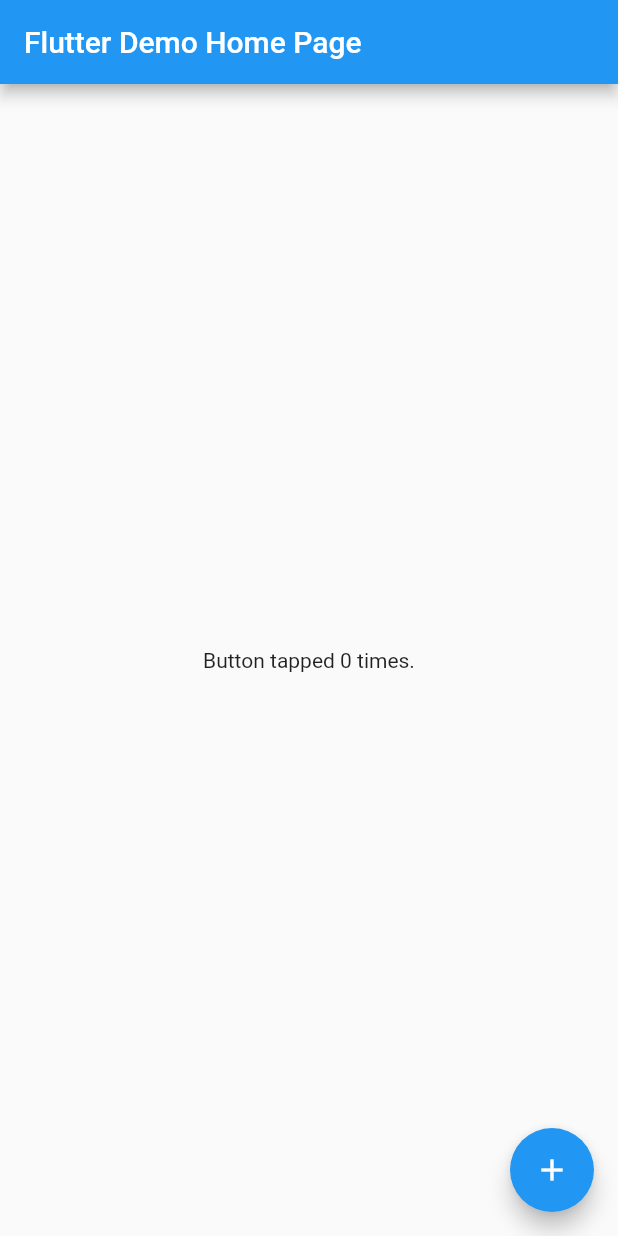
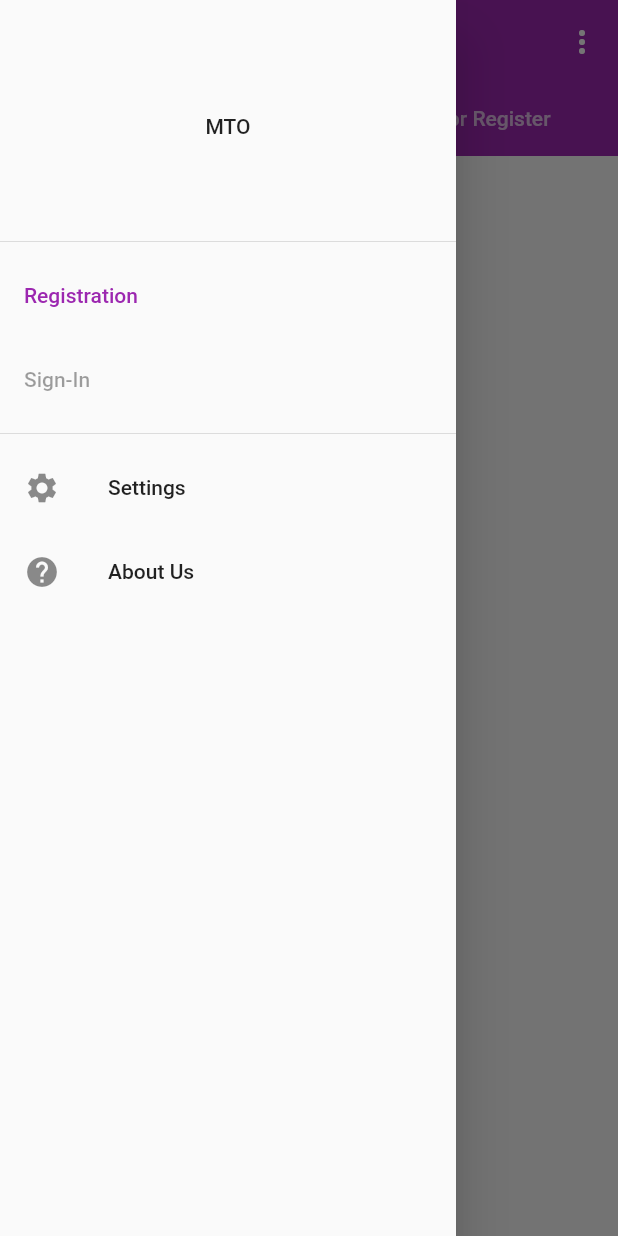
Before and after one commit to merlinfotsing/motradis, a Flutter app: the screen it shows after launch, with the side drawer open (before the commit the screen has no drawer), on a phone screen of 412 x 824 dp. Run offline on Flutter 3.47's test engine with Material 2 defaults, Android fonts, the phone set to English and light mode, and no system bars.

Commit message:
Home will be implemented. Menu and Appbar are ready

```diff
--- a/lib/main.dart
+++ b/lib/main.dart
@@ -1,90 +1,79 @@
+import 'package:flutter/foundation.dart';
 import 'package:flutter/material.dart';
 
+import 'motradis_home.dart';
+import 'motradis_settings.dart';
+
 void main() {
-  runApp(new MyApp());
+  runApp(new MotradisApp());
 }
 
-class MyApp extends StatelessWidget {
-  // This widget is the root of your application.
+class MotradisApp extends StatelessWidget {
+
+  final List<String> _symbols = <String>[];
+
+  ThemeData get theme {
+    return defaultTargetPlatform == TargetPlatform.iOS
+        ? kIOSTehme
+        : kDefaultTheme;
+  }
+
+  Route<Null> _getRoute(RouteSettings settings) {
+    final List<String> path = settings.name.split('/');
+    if (path[0] != '')
+      return null;
+    return null;
+  }
+
   @override
   Widget build(BuildContext context) {
     return new MaterialApp(
-      title: 'Flutter Demo',
-      theme: new ThemeData(
-        // This is the theme of your application.
-        //
-        // Try running your application with "flutter run". You'll see
-        // the application has a blue toolbar. Then, without quitting
-        // the app, try changing the primarySwatch below to Colors.green
-        // and then invoke "hot reload" (press "r" in the console where
-        // you ran "flutter run", or press Run > Hot Reload App in IntelliJ).
-        // Notice that the counter didn't reset back to zero -- the application
-        // is not restarted.
-        primarySwatch: Colors.blue,
-      ),
-      home: new MyHomePage(title: 'Flutter Demo Home Page'),
+        title: 'Money Transfer',
+        theme: theme,
+        routes: <String, WidgetBuilder>{
+          '/': (BuildContext context) => new MotradisHome(_symbols),
+          '/settings': (BuildContext context) => new MotradisSettings()
+        },
+        onGenerateRoute: _getRoute
     );
   }
 }
 
-class MyHomePage extends StatefulWidget {
-  MyHomePage({Key key, this.title}) : super(key: key);
+final ThemeData kIOSTehme = new ThemeData(
+    primarySwatch: Colors.orange,
+    primaryColor: Colors.grey[100],
+    primaryColorBrightness: Brightness.light
+);
 
-  // This widget is the home page of your application. It is stateful,
-  // meaning that it has a State object (defined below) that contains
-  // fields that affect how it looks.
+final ThemeData kDefaultTheme = new ThemeData(
+    primarySwatch: Colors.purple,
+    accentColor: Colors.orangeAccent[400]
+);
 
-  // This class is the configuration for the state. It holds the
-  // values (in this case the title) provided by the parent (in this
-  // case the App widget) and used by the build method of the State.
-  // Fields in a Widget subclass are always marked "final".
-
-  final String title;
+class Motradis extends StatefulWidget {
 
   @override
-  _MyHomePageState createState() => new _MyHomePageState();
+  State<StatefulWidget> createState() => new MotradisState();
 }
 
-class _MyHomePageState extends State<MyHomePage> {
-  int _counter = 0;
-
-  void _incrementCounter() {
-    setState(() {
-      // This call to setState tells the Flutter framework that
-      // something has changed in this State, which causes it to rerun
-      // the build method below so that the display can reflect the
-      // updated values. If we changed _counter without calling
-      // setState(), then the build method would not be called again,
-      // and so nothing would appear to happen.
-      _counter++;
-    });
-  }
+class MotradisState extends State<Motradis> {
 
   @override
   Widget build(BuildContext context) {
-    // This method is rerun every time setState is called, for instance
-    // as done by the _incrementCounter method above.
-    // The Flutter framework has been optimized to make rerunning
-    // build methods fast, so that you can just rebuild anything that
-    // needs updating rather than having to individually change
-    // instances of widgets.
     return new Scaffold(
       appBar: new AppBar(
-        // Here we take the value from the MyHomePage object that
-        // was created by the App.build method, and use it to set
-        // our appbar title.
-        title: new Text(widget.title),
+        title: new Text("MoTraDis"),
+        elevation: Theme
+            .of(context)
+            .platform == TargetPlatform.iOS ? 0.0 : 4.0,
       ),
-      body: new Center(
-        child: new Text(
-          'Button tapped $_counter time${ _counter == 1 ? '' : 's' }.',
-        ),
-      ),
-      floatingActionButton: new FloatingActionButton(
-        onPressed: _incrementCounter,
-        tooltip: 'Increment',
-        child: new Icon(Icons.add),
-      ), // This trailing comma makes auto-formatting nicer for build methods.
+      body: new Container(
+          decoration: Theme
+              .of(context)
+              .platform == TargetPlatform.iOS
+              ? new BoxDecoration(
+              border: new Border(top: new BorderSide(color: Colors.grey[200])))
+              : null),
     );
   }
 }
--- /dev/null
+++ b/lib/motradis_home.dart
@@ -0,0 +1,161 @@
+import 'package:flutter/material.dart';
+
+enum _MotradisMenuItem {
+  registration,
+  signIn /*, calculateFee, traceTransfer, transferList, profil, costomerService, settings*/
+}
+enum MotradisHomeTab { send, signInOrRegister }
+
+class _NotImplementedDialog extends StatelessWidget {
+  @override
+  Widget build(BuildContext context) {
+    return new AlertDialog(
+      title: const Text('Not Implemented'),
+      content: const Text('This feature has not yet been implemented.'),
+      actions: <Widget>[
+        new FlatButton(
+          onPressed: debugDumpApp,
+          child: new Row(
+            children: <Widget>[
+              const Icon(
+                Icons.dvr,
+                size: 18.0,
+              ),
+              new Container(
+                width: 8.0,
+              ),
+              const Text('DUMP APP TO CONSOLE'),
+            ],
+          ),
+        ),
+        new FlatButton(
+          onPressed: () {
+            Navigator.pop(context, false);
+          },
+          child: const Text('OH WELL'),
+        ),
+      ],
+    );
+  }
+}
+
+class MotradisHome extends StatefulWidget {
+
+  const MotradisHome(this.symbols);
+
+  final List<String> symbols;
+
+  @override
+  MotradisHomeState createState() => new MotradisHomeState();
+}
+
+class MotradisHomeState extends State<MotradisHome> {
+
+  final GlobalKey<ScaffoldState> _scaffoldKey = new GlobalKey<ScaffoldState>();
+  bool _autorefresh = false;
+
+  void _handleTransferMenu(BuildContext context, _MotradisMenuItem value) {
+    switch (value) {
+      case _MotradisMenuItem.registration:
+        showDialog<Null>(
+            context: context,
+            child: new _NotImplementedDialog()
+        );
+        break;
+      case _MotradisMenuItem.signIn:
+        showDialog<Null>(
+            context: context,
+            child: new _NotImplementedDialog()
+        );
+        break;
+    }
+  }
+
+  Widget _buildDrawer(BuildContext context) {
+    return new Drawer(
+      child: new ListView(
+        children: <Widget>[
+          const DrawerHeader(child: const Center(child: const Text('MTO'))),
+          const ListTile(
+            title: const Text('Registration'),
+            selected: true,
+          ),
+          const ListTile(
+            title: const Text('Sign-In'),
+            enabled: false,
+          ),
+          const Divider(),
+          new ListTile(
+            leading: const Icon(Icons.settings),
+            title: const Text('Settings'),
+            onTap: _handleShowSettings,
+          ),
+          new ListTile(
+            leading: const Icon(Icons.help),
+            title: const Text('About Us'),
+            onTap: _handleShowAbout,
+          ),
+        ],
+      ),
+    );
+  }
+
+  void _handleShowAbout() {
+    showAboutDialog(context: context);
+  }
+
+  void _handleShowSettings() {
+    Navigator.popAndPushNamed(context, '/settings');
+  }
+
+  Widget buildAppBar() {
+    return new AppBar(
+      elevation: 0.0,
+      title: new Text('MoTraDis'),
+      actions: <Widget>[
+        new PopupMenuButton<_MotradisMenuItem>(
+          onSelected: (_MotradisMenuItem value) {
+            _handleTransferMenu(context, value);
+          },
+          itemBuilder: (BuildContext context) =>
+          <PopupMenuItem<_MotradisMenuItem>>[
+            new CheckedPopupMenuItem<_MotradisMenuItem>(
+              value: _MotradisMenuItem.registration,
+              checked: _autorefresh,
+              child: const Text('Registration'),
+            ),
+            const PopupMenuItem<_MotradisMenuItem>(
+              value: _MotradisMenuItem.signIn,
+              child: const Text('Sign In'),
+            )
+          ],
+        ),
+      ],
+      bottom: new TabBar(
+        tabs: <Widget>[
+          new Tab(text: 'Send'),
+          new Tab(text: 'Sign-In or Register'),
+        ],
+      ),
+    );
+  }
+
+
+  @override
+  Widget build(BuildContext context) {
+    return new DefaultTabController(
+      length: 2,
+      child: new Scaffold(
+        key: _scaffoldKey,
+        appBar: buildAppBar(),
+        drawer: _buildDrawer(context),
+        body: new TabBarView(
+          children: <Widget>[
+            new Tab(text: 'Send'),
+            new Tab(text: 'Register'),
+          ],
+        ),
+      ),
+    );
+  }
+}
--- /dev/null
+++ b/lib/transferdata.dart
@@ -0,0 +1,28 @@
+class Transfer {
+  String firstname;
+  String lastname;
+  String country;
+  String phonenumber;
+  String amount;
+  String fee;
+  DateTime senddate;
+  String sender;
+
+  Transfer(this.firstname, this.lastname, this.country, this.phonenumber,
+      this.amount, this.fee, this.senddate);
+
+  Transfer.fromFields(List<String> fields){
+    firstname = fields[0];
+    lastname = fields[1];
+    country = fields[2];
+  }
+}
+
+class TransferData {
+
+  TransferData(this._data);
+
+  final List<List<String>> _data;
+
+
+}
```
Also changed, not shown: lib/motradis_settings.dart (added, +37 -0 lines), lib/motradis_types.dart (added, +62 -0 lines), 1 other file.
